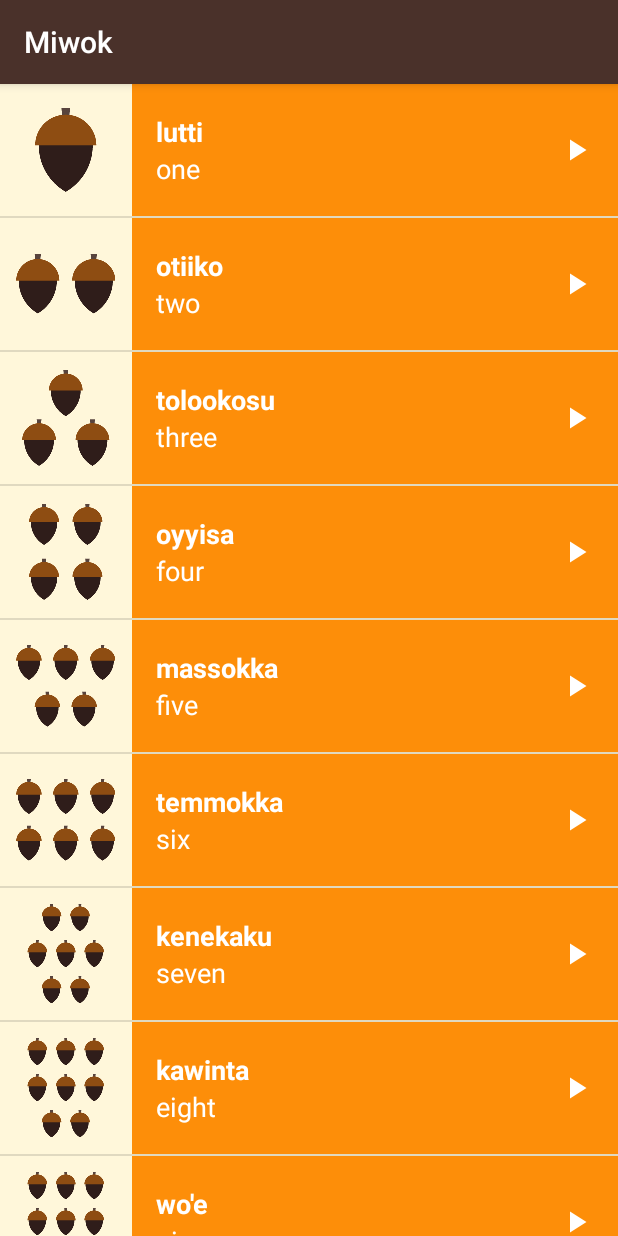
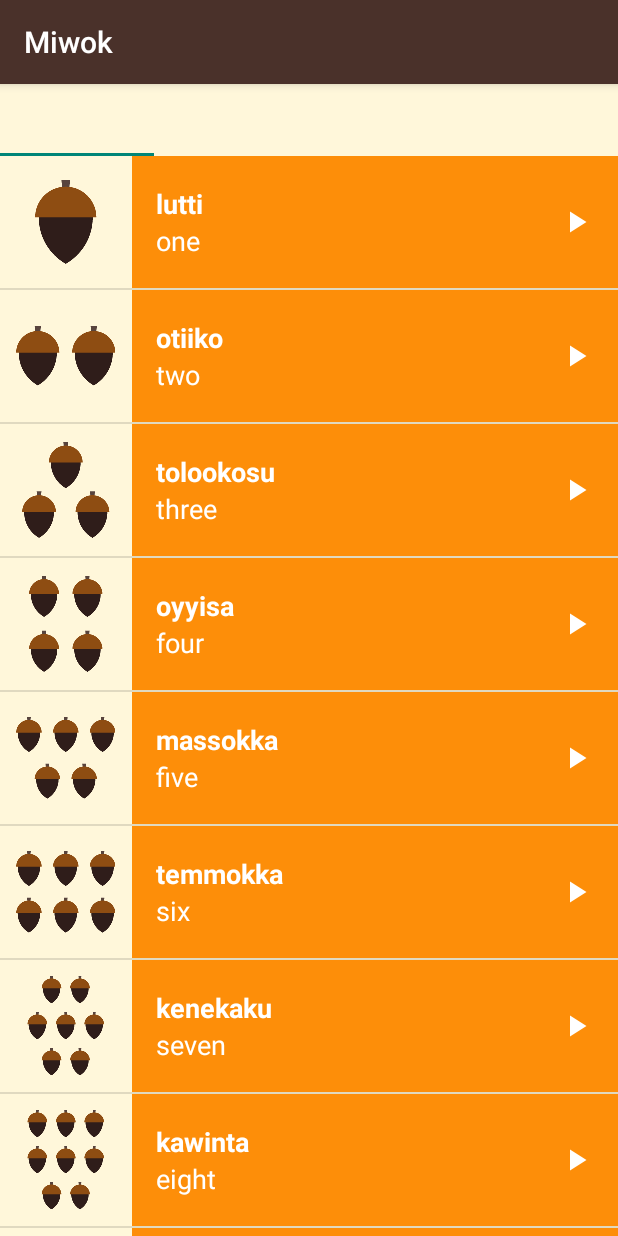
Before and after one commit to Kelvinson/ud839-android, an Android app: the screen it shows after launch (MainActivity), on a phone screen of 412 x 824 dp. Run offline under Robolectric (Android 15) with nearby library versions, the phone set to English and light mode, and no system bars.

```diff
--- a/app/src/main/java/com/example/android/miwok/MainActivity.java
+++ b/app/src/main/java/com/example/android/miwok/MainActivity.java
@@ -19,6 +19,7 @@ import android.app.Activity;
 import android.content.Intent;
 import android.media.MediaPlayer;
 import android.os.Bundle;
+import android.support.design.widget.TabLayout;
 import android.support.v4.view.ViewPager;
 import android.support.v7.app.AppCompatActivity;
 import android.view.View;
@@ -43,7 +44,9 @@ public class MainActivity extends AppCompatActivity {
 
         viewPager.setAdapter(adapter);
         // Set up the media player for playing the recording of the miwok words.
+        TabLayout tabLayout = (TabLayout) findViewById(R.id.tabs);
 
+        tabLayout.setupWithViewPager(viewPager);
         //Find the View that shows the numbers category
 //        TextView numbers = (TextView) findViewById(R.id.numbers);
 //
--- a/app/src/main/res/layout/activity_main.xml
+++ b/app/src/main/res/layout/activity_main.xml
@@ -7,10 +7,14 @@
     android:orientation="vertical"
     tools:context="com.example.android.miwok.MainActivity">
 
+    <android.support.design.widget.TabLayout
+        android:id="@+id/tabs"
+        android:layout_width="match_parent"
+        android:layout_height="wrap_content"/>
     <android.support.v4.view.ViewPager
         android:id="@+id/viewpager"
         android:layout_width="match_parent"
-        android:layout_height="wrap_content"/>
+        android:layout_height="match_parent"/>
     <!--<FrameLayout-->
         <!--android:layout_width="match_parent"-->
         <!--android:layout_height="wrap_content"-->
```
